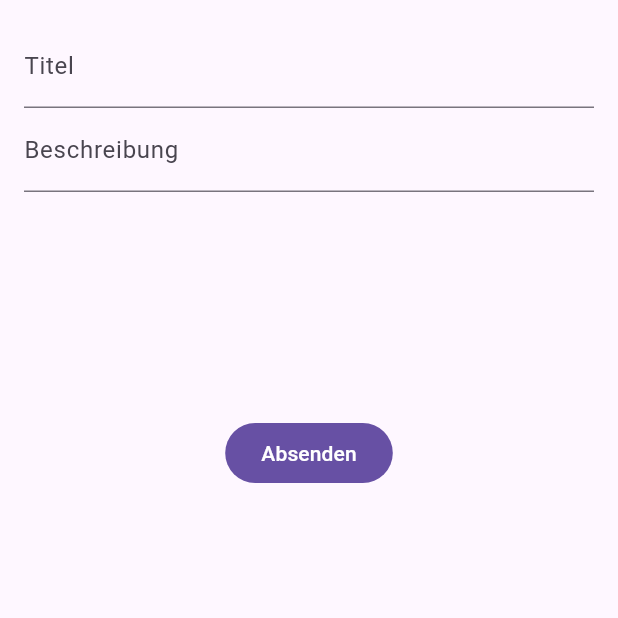
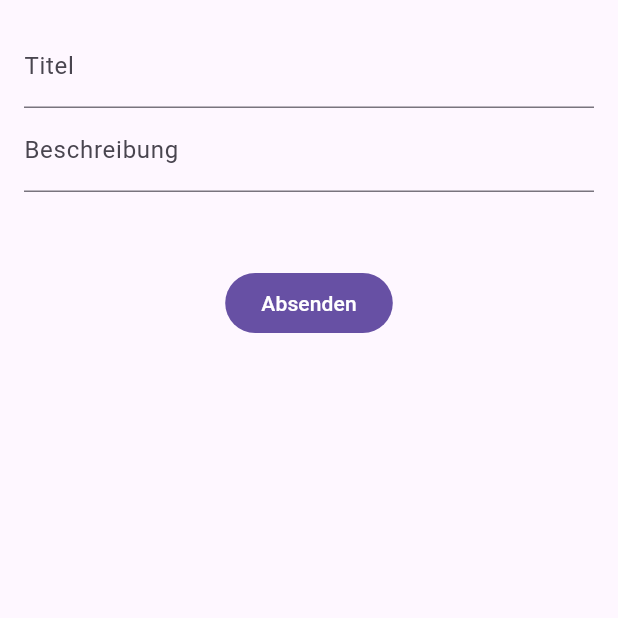
Before and after one commit to MelanieAppAkademie/provider_example, a Flutter app: the AddItemScreen screen opened directly, on a phone screen of 412 x 824 dp, the top half of it. Run offline on Flutter 3.47's test engine with Material 3 defaults, Android fonts, the phone set to English and light mode, and no system bars.

Commit message:
Revert "scheinbar funktionierender status quo"
This reverts commit 908683d1e3c495f997d044acf0a24d9299e3d90c.

```diff
--- a/lib/src/features/dashboard/presentation/add_item.dart
+++ b/lib/src/features/dashboard/presentation/add_item.dart
@@ -37,8 +37,9 @@ class _AddItemScreenState extends State<AddItemScreen> {
                     : null,
               ),
 
-              SizedBox(height: 150),
-
+              SizedBox(height: 50),
+              // commit here
+              // TODO: Another commit
               FilledButton(
                 onPressed: () {
                   if (_formKey.currentState?.validate() ?? false) {
@@ -50,7 +51,7 @@ class _AddItemScreenState extends State<AddItemScreen> {
                     Navigator.of(context).pop();
                   }
                 },
-                child: const Text("Absenden"),
+                child: const Text("Absenden"), // hier ist was geändert worden
               ),
             ],
           ),
```
